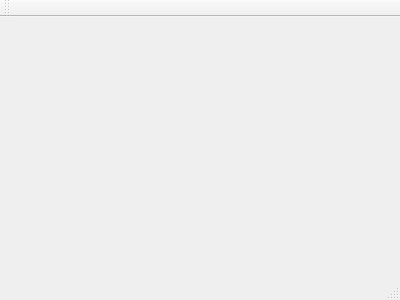
Qt form mainwindow.ui (scyphio122/Live_Audio_Streaming_App) before a commit.
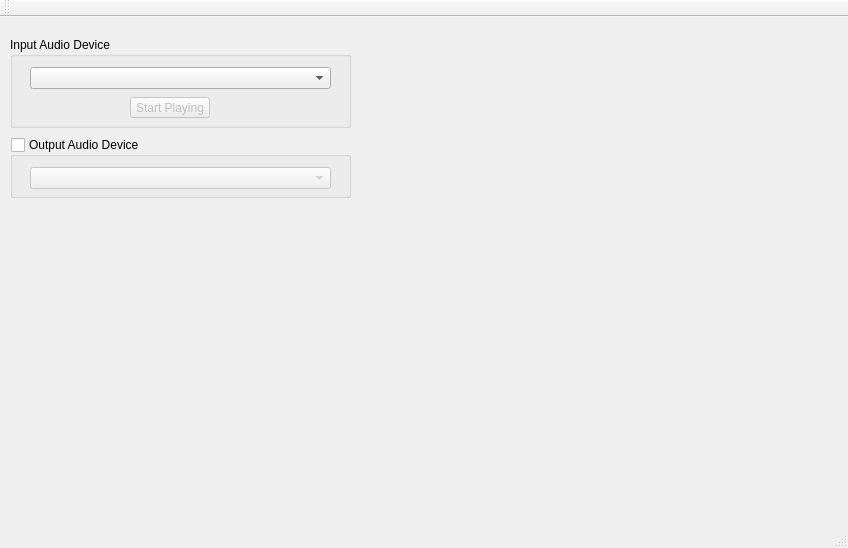
The same form after that commit.

Commit message: Poprawiony AudioSamplesGetter - chyba działa pobieranie próbek

Diff of the .ui file:
```diff
--- a/mainwindow.ui
+++ b/mainwindow.ui
@@ -1,24 +1,108 @@
 <ui version="4.0">
  <class>MainWindow</class>
- <widget class="QMainWindow" name="MainWindow" >
-  <property name="geometry" >
+ <widget class="QMainWindow" name="MainWindow">
+  <property name="geometry">
    <rect>
     <x>0</x>
     <y>0</y>
-    <width>400</width>
-    <height>300</height>
+    <width>848</width>
+    <height>548</height>
    </rect>
   </property>
   <property name="windowTitle" >
    <string>MainWindow</string>
   </property>
-  <widget class="QMenuBar" name="menuBar" />
-  <widget class="QToolBar" name="mainToolBar" />
-  <widget class="QWidget" name="centralWidget" />
-  <widget class="QStatusBar" name="statusBar" />
+  <widget class="QWidget" name="centralWidget">
+   <widget class="QGroupBox" name="gB_inputAudioDevice">
+    <property name="geometry">
+     <rect>
+      <x>10</x>
+      <y>20</y>
+      <width>341</width>
+      <height>91</height>
+     </rect>
+    </property>
+    <property name="title">
+     <string>Input Audio Device</string>
+    </property>
+    <widget class="QComboBox" name="cb_inputAudioDevice">
+     <property name="geometry">
+      <rect>
+       <x>20</x>
+       <y>30</y>
+       <width>301</width>
+       <height>22</height>
+      </rect>
+     </property>
+    </widget>
+    <widget class="QPushButton" name="pB_startStopSampling">
+     <property name="enabled">
+      <bool>false</bool>
+     </property>
+     <property name="geometry">
+      <rect>
+       <x>120</x>
+       <y>60</y>
+       <width>80</width>
+       <height>21</height>
+      </rect>
+     </property>
+     <property name="text">
+      <string>Start Playing</string>
+     </property>
+    </widget>
+   </widget>
+   <widget class="QGroupBox" name="gB_outputAudioDevice">
+    <property name="geometry">
+     <rect>
+      <x>10</x>
+      <y>120</y>
+      <width>341</width>
+      <height>61</height>
+     </rect>
+    </property>
+    <property name="title">
+     <string>Output Audio Device</string>
+    </property>
+    <property name="checkable">
+     <bool>true</bool>
+    </property>
+    <property name="checked">
+     <bool>false</bool>
+    </property>
+    <widget class="QComboBox" name="cB_outputAudioDevice">
+     <property name="geometry">
+      <rect>
+       <x>20</x>
+       <y>30</y>
+       <width>301</width>
+       <height>22</height>
+      </rect>
+     </property>
+    </widget>
+   </widget>
+  </widget>
+  <widget class="QMenuBar" name="menuBar">
+   <property name="geometry">
+    <rect>
+     <x>0</x>
+     <y>0</y>
+     <width>848</width>
+     <height>20</height>
+    </rect>
+   </property>
+  </widget>
+  <widget class="QToolBar" name="mainToolBar">
+   <attribute name="toolBarArea">
+    <enum>TopToolBarArea</enum>
+   </attribute>
+   <attribute name="toolBarBreak">
+    <bool>false</bool>
+   </attribute>
+  </widget>
+  <widget class="QStatusBar" name="statusBar"/>
  </widget>
- <layoutDefault spacing="6" margin="11" />
- <pixmapfunction></pixmapfunction>
+ <layoutdefault spacing="6" margin="11"/>
  <resources/>
  <connections/>
 </ui>
```
Left out of the diff: 3 changed lines with no effect on the pictures. The commit also changes 40 other files.
